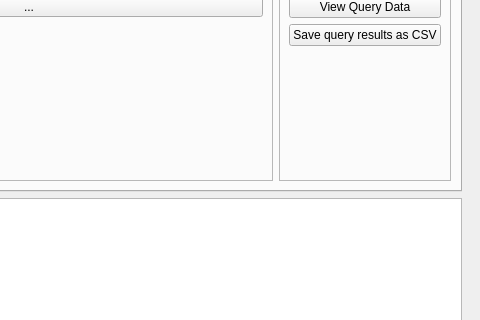
Before: the Qt Designer form ui/psychsim-gui-main.ui in usc-psychsim/psychsim-eval-gui, drawn with Qt 5; both pictures show x 320 to 800 and y 86 to 406 of the 800 by 652 pixel window.
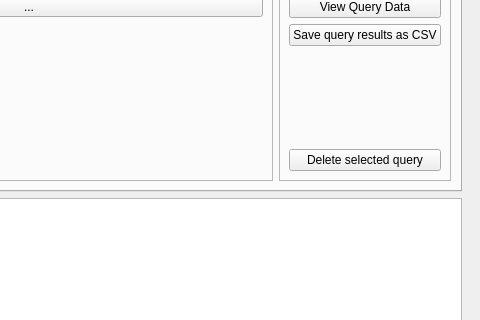
After: the same form once the commit is applied. The open tabs and pages were chosen to show the change.

Commit message: Add delete query functionality

What changed in the file:
```diff
--- a/ui/psychsim-gui-main.ui
+++ b/ui/psychsim-gui-main.ui
@@ -765,6 +765,13 @@
                  </property>
                 </spacer>
                </item>
+               <item>
+                <widget class="QPushButton" name="delete_query_buton">
+                 <property name="text">
+                  <string>Delete selected query</string>
+                 </property>
+                </widget>
+               </item>
               </layout>
              </widget>
             </item>
```
Left out of the diff: 2 changed lines with no effect on the pictures. The commit also changes 3 other files.
